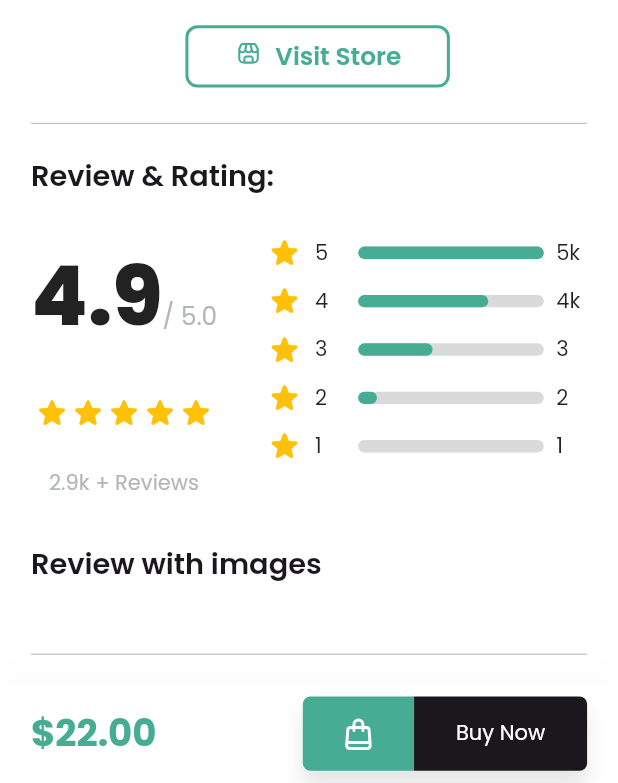
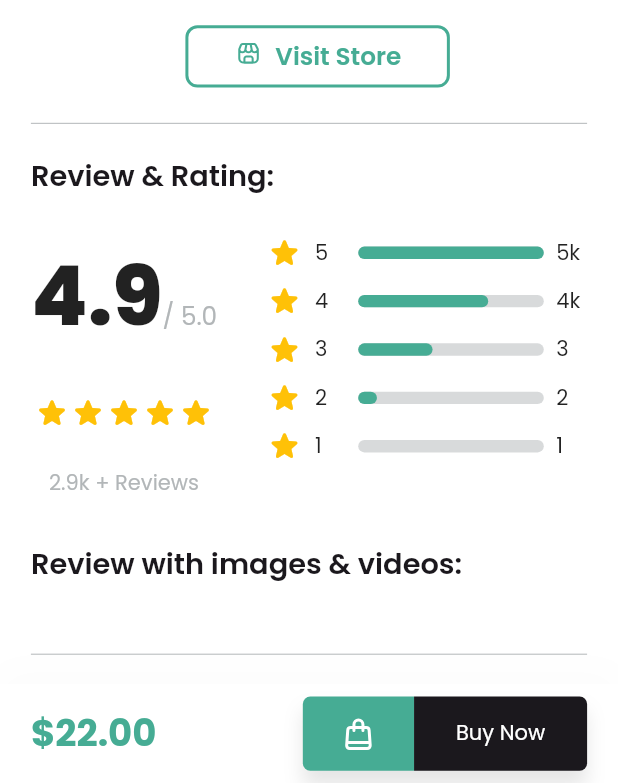
Before and after one commit to SolomonAbuh/E-Commerce-UI-Animation, a Flutter app: the ProductDetailsScreen screen opened directly with sample values from the repository, scrolled down 1123 dp, on a phone screen of 412 x 824 dp, the part 453-1236 px from its top. Run offline on Flutter 3.47's test engine with Material 2 defaults, Android fonts, the phone set to English and light mode, and no system bars; drawn by our look-alikes of flutter_animate; our stand-ins replace carousel_slider, flutter_svg, google_fonts, sizer.

Commit message:
update on review_with_images.dart 🛠

```diff
--- a/lib/pages/product_details.screen.dart
+++ b/lib/pages/product_details.screen.dart
@@ -60,7 +60,7 @@ class ProductDetailsScreen extends StatelessWidget {
                     Divider(height: 5.h, color: AppColors.greyLight),
                     ReviewAndRatings(model: model),
                     spaceV(3.5.h),
-                    const ReviewWithImages(),
+                    ReviewWithImages(model: model),
                     Divider(height: 5.h, color: AppColors.greyLight),
                   ],
                 ),
--- a/lib/widgets/product_details_pictures.dart
+++ b/lib/widgets/product_details_pictures.dart
@@ -114,6 +114,7 @@ class _ProductDetailsPictureState extends State<ProductDetailsPicture> {
                 .scale(),
           ),
         )
+
       ],
     );
   }
--- a/lib/widgets/review_with_images.dart
+++ b/lib/widgets/review_with_images.dart
@@ -1,11 +1,13 @@
 import 'package:flutter/material.dart';
+import 'package:money_point_take_home_assignment/models/product_model.dart';
 import 'package:sizer/sizer.dart';
 
 import '../constants/text_styles.dart';
 import 'app_spacer.dart';
 
 class ReviewWithImages extends StatelessWidget {
-  const ReviewWithImages({super.key});
+  final ProductModel model;
+  const ReviewWithImages({super.key, required this.model});
 
   @override
   Widget build(BuildContext context) {
@@ -13,10 +15,21 @@ class ReviewWithImages extends StatelessWidget {
       crossAxisAlignment: CrossAxisAlignment.start,
       children: [
         Text(
-          'Review with images ',
+          'Review with images & videos:',
           style: AppTextStyles.mediumText.copyWith(fontWeight: FontWeight.w600),
         ),
         spaceV(3.h),
+        Row(
+          children: List.generate(
+              model.images.length,
+              (index) => Expanded(
+                    child: Row(
+                      children: [
+
+                      ],
+                    ),
+                  )),
+        )
       ],
     );
   }
```
